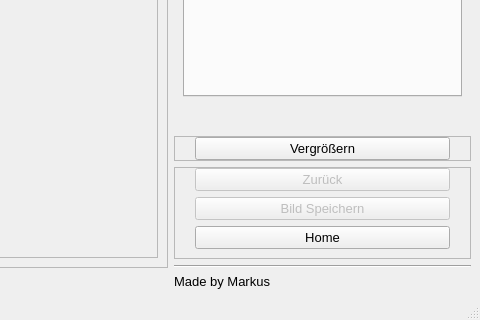
The window that mainwindow.ui (M4RKUS28/Fraktalgenerator) describes before a commit, drawn with Qt 5; both pictures show x 522 to 1002 and y 333 to 653 of the 1002 by 653 pixel window.
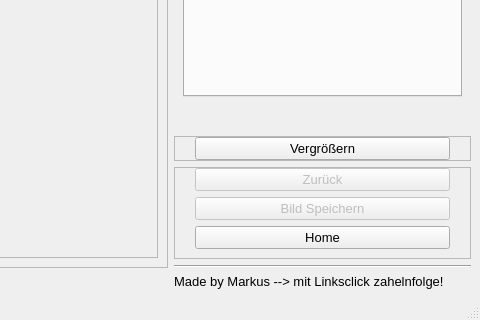
The same window after the commit. The open tabs and pages were chosen to show the change.

Diff of the .ui file:
```diff
--- a/mainwindow.ui
+++ b/mainwindow.ui
@@ -863,7 +863,7 @@
     <item row="3" column="1">
      <widget class="QLabel" name="label_7">
       <property name="text">
-       <string>Made by Markus</string>
+       <string>Made by Markus --&gt; mit Linksclick zahelnfolge!</string>
       </property>
      </widget>
     </item>
```
Left out of the diff: 5 changed lines with no effect on the pictures.
